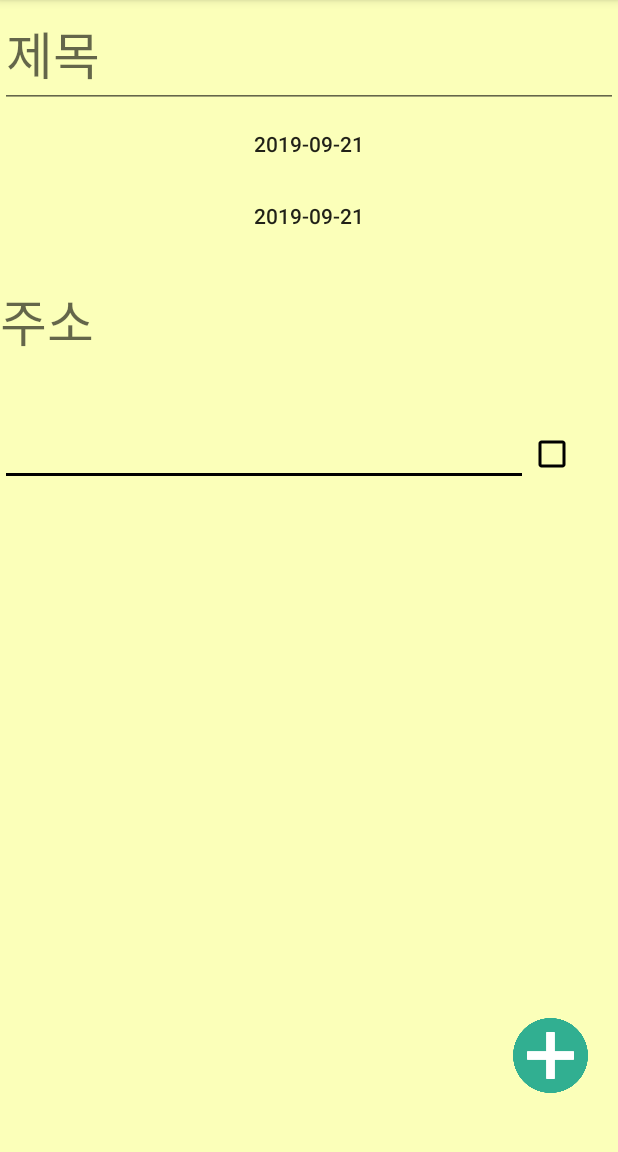
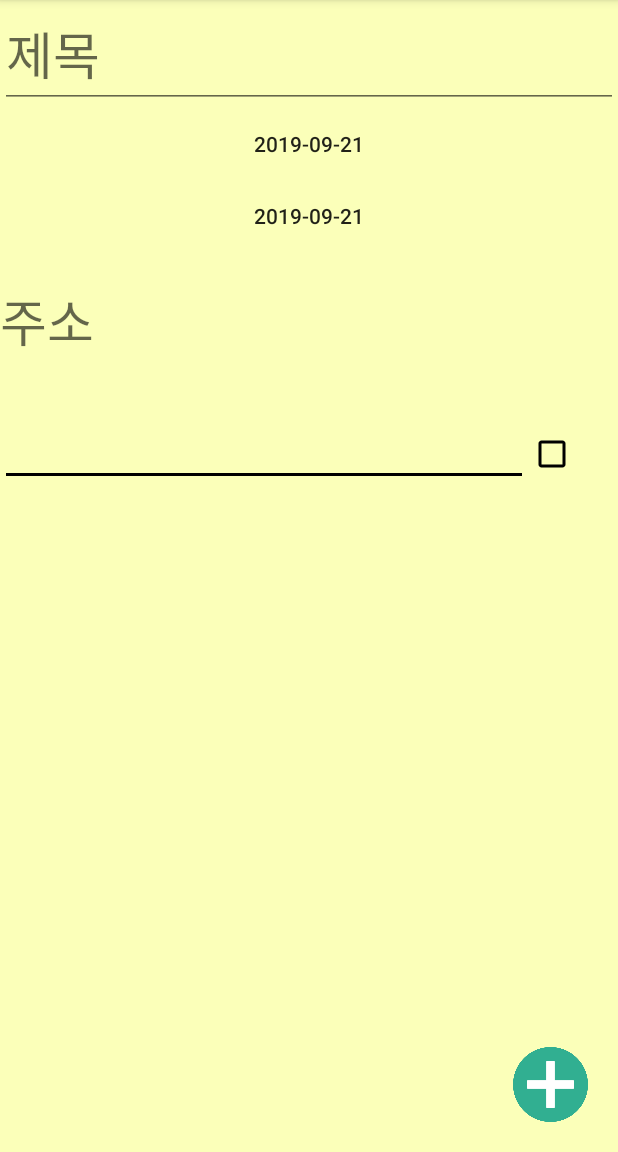
Before and after one commit to JosephNaa/MapmoProject, an Android app: the addMemoActivity screen opened directly, with no data from a screen before it, after a tap on an icon or button, on a phone screen of 412 x 824 dp, the part 84-1236 px from its top. Run offline under Robolectric (Android 15) with nearby library versions, the light colour scheme and no system bars.

Commit message:
추가버튼 키보드위로

```diff
--- a/Mapmo/app/src/main/res/layout/activity_add_memo.xml
+++ b/Mapmo/app/src/main/res/layout/activity_add_memo.xml
@@ -1,5 +1,5 @@
 <?xml version="1.0" encoding="utf-8"?>
-<LinearLayout
+<RelativeLayout
     xmlns:android="http://schemas.android.com/apk/res/android"
     xmlns:tools="http://schemas.android.com/tools"
     android:layout_width="match_parent"
@@ -9,8 +9,8 @@
     tools:context=".addMemoActivity">
 
         <ScrollView
-            android:layout_width="match_parent"
-            android:layout_height="match_parent">
+            android:layout_width="wrap_content"
+            android:layout_height="wrap_content">
 
                 <LinearLayout
                     android:layout_width="match_parent"
@@ -57,15 +57,38 @@
                             android:layout_height="wrap_content"
                             android:text="TextView" />
 
-
                         <ListView
                             android:id="@+id/listview"
-                            android:layout_marginTop="20sp"
                             android:layout_width="match_parent"
                             android:layout_height="380dp"
+                            android:layout_marginTop="20sp"
                             android:background="#FBFFB9"
                             android:divider="@color/common_google_signin_btn_text_dark_disabled"
                             android:scrollbars="none" />
+
+
+                </LinearLayout>
+        </ScrollView>
+
+        <LinearLayout
+            android:layout_width="wrap_content"
+            android:layout_height="wrap_content"
+            android:orientation="horizontal"
+            android:layout_alignParentBottom="true"
+            android:layout_alignParentRight="true">
+
+<!-- 플로팅버튼으로 했을 시 -->
+<!--                <com.google.android.material.floatingactionbutton.FloatingActionButton-->
+<!--                    android:id="@+id/add"-->
+<!--                    android:layout_width="50dp"-->
+<!--                    android:layout_height="50dp"-->
+<!--                    android:layout_gravity="right"-->
+<!--                    android:layout_marginTop="20sp"-->
+<!--                    android:layout_marginRight="20sp"-->
+<!--                    android:background="@drawable/plus"-->
+<!--                    tools:layout_editor_absoluteX="0dp"-->
+<!--                    tools:layout_editor_absoluteY="0dp"-->
+<!--                    />-->
 
                 <Button
                     android:id="@+id/add"
@@ -78,8 +101,9 @@
                     tools:layout_editor_absoluteX="0dp"
                     tools:layout_editor_absoluteY="0dp"
                     />
+
         </LinearLayout>
-        </ScrollView>
 
 
-</LinearLayout>
+
+</RelativeLayout>
```
Also changed, not shown: Mapmo/app/src/main/java/com/example/mapmo/addMemoActivity.java (+15 -0 lines), 1 other file. Lines whose indentation alone changed are shown as unchanged.
